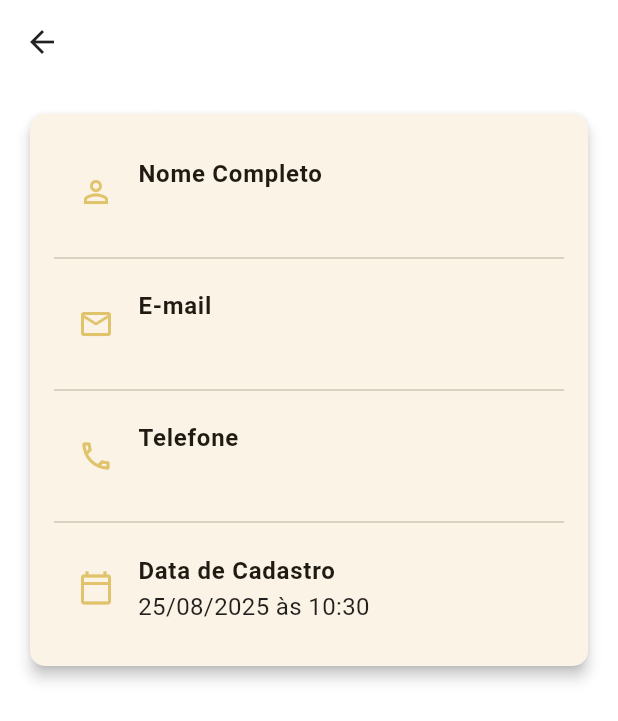
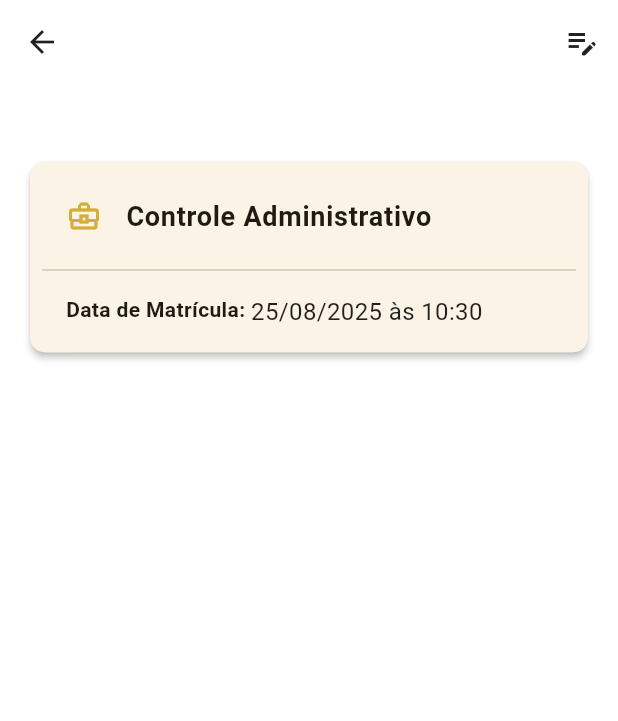
Before and after one commit to DiegoRodrigues1988/Corpyment-atualizado, a Flutter app: the StudentDetailScreen screen opened directly with empty values, on a phone screen of 412 x 824 dp. Shown: the top 721 px of the screen. Run offline on Flutter 3.47's test engine with Material 3 defaults, Android fonts, the phone set to English and light mode, and no system bars; our stand-ins replace sqflite; accounts and stored records are empty.

Commit message:
corpyment 02

```diff
--- a/lib/screens/student_detail_screen.dart
+++ b/lib/screens/student_detail_screen.dart
@@ -2,89 +2,132 @@
 
 import 'package:flutter/material.dart';
 import 'package:intl/intl.dart';
+import '../helpers/database_helper.dart';
 import '../models/student_model.dart';
+import 'edit_student_details_screen.dart'; // Importe a nova tela de edição
 
-class StudentDetailScreen extends StatelessWidget {
+class StudentDetailScreen extends StatefulWidget {
   final Student student;
+  const StudentDetailScreen({super.key, required this.student});
 
-  const StudentDetailScreen({super.key, required this.student});
+  @override
+  State<StudentDetailScreen> createState() => _StudentDetailScreenState();
+}
+
+class _StudentDetailScreenState extends State<StudentDetailScreen> {
+  late Student _student;
+
+  @override
+  void initState() {
+    super.initState();
+    _student = widget.student;
+  }
+
+  // Navega para a tela de edição e atualiza os dados ao voltar
+  void _navigateToEditScreen() async {
+    final result = await Navigator.of(context).push(
+      MaterialPageRoute(
+        builder: (context) => EditStudentDetailsScreen(student: _student),
+      ),
+    );
+
+    if (result == true && mounted) {
+      // Recarrega os dados do aluno do banco de dados para garantir que estão atualizados
+      final updatedStudent = await DatabaseHelper.instance.readOneStudent(_student.id!);
+      setState(() {
+        _student = updatedStudent;
+      });
+    }
+  }
 
   @override
   Widget build(BuildContext context) {
     return Scaffold(
       appBar: AppBar(
-        title: Text(student.name),
+        title: Text(_student.name),
+        actions: [
+          // --- BOTÃO DE EDITAR ---
+          IconButton(
+            icon: const Icon(Icons.edit_note),
+            tooltip: 'Editar Ficha',
+            onPressed: _navigateToEditScreen,
+          ),
+        ],
       ),
-      body: Padding(
+      body: ListView(
         padding: const EdgeInsets.all(16.0),
-        child: Card(
-          elevation: 4,
-          shape: RoundedRectangleBorder(
-            borderRadius: BorderRadius.circular(10),
+        children: [
+          _buildSectionCard(
+            context,
+            title: 'Dados Pessoais e de Contato',
+            icon: Icons.person_outline,
+            details: {
+              'Nome Completo': _student.name, 'E-mail': _student.email, 'Telefone': _student.phone,
+              'Data de Nascimento': _student.birthDate, 'CPF/RG': _student.cpf, 'Endereço': _student.address,
+              'Contato de Emergência': _student.emergencyContact,
+            },
           ),
-          child: Padding(
-            padding: const EdgeInsets.all(16.0),
-            child: Column(
-              mainAxisSize: MainAxisSize.min,
-              crossAxisAlignment: CrossAxisAlignment.start,
-              children: <Widget>[
-                // Agora passamos o 'context' para a função auxiliar.
-                _buildDetailRow(
-                  context: context, // Passando o contexto
-                  icon: Icons.person_outline,
-                  title: 'Nome Completo',
-                  subtitle: student.name,
-                ),
-                const Divider(),
-                _buildDetailRow(
-                  context: context, // Passando o contexto
-                  icon: Icons.email_outlined,
-                  title: 'E-mail',
-                  subtitle: student.email,
-                ),
-                const Divider(),
-                _buildDetailRow(
-                  context: context, // Passando o contexto
-                  icon: Icons.phone_outlined,
-                  title: 'Telefone',
-                  subtitle: student.phone,
-                ),
-                const Divider(),
-                _buildDetailRow(
-                  context: context, // Passando o contexto
-                  icon: Icons.calendar_today_outlined,
-                  title: 'Data de Cadastro',
-                  subtitle: DateFormat('dd/MM/yyyy \'às\' HH:mm')
-                      .format(student.startDate),
-                ),
-              ],
+          const SizedBox(height: 16),
+          _buildSectionCard(
+            context,
+            title: 'Dados de Saúde e Histórico',
+            icon: Icons.monitor_heart_outlined,
+            details: {
+              'Peso': _student.weight, 'Altura': _student.height, 'Condições Médicas': _student.medicalConditions,
+              'Histórico de Lesões': _student.injuryHistory, 'Cirurgias': _student.surgeries, 'Restrições Médicas': _student.medicalRestrictions,
+              'Medicamentos': _student.medications, 'Nível de Atividade': _student.activityLevel,
+            },
+          ),
+          const SizedBox(height: 16),
+          _buildSectionCard(
+            context,
+            title: 'Controle Administrativo',
+            icon: Icons.business_center_outlined,
+            details: {
+              'Data de Matrícula': DateFormat('dd/MM/yyyy \'às\' HH:mm').format(_student.startDate),
+              'Plano': _student.plan, 'Pagamento': _student.paymentDetails, 'Horários / Turmas': _student.schedule,
+              'Observações do Instrutor': _student.instructorNotes,
+            },
+          ),
+        ],
+      ),
+    );
+  }
+
+  Widget _buildSectionCard(BuildContext context, {required String title, required IconData icon, required Map<String, String?> details}) {
+    final validDetails = Map.fromEntries(details.entries.where((entry) => entry.value != null && entry.value!.trim().isNotEmpty));
+    if (validDetails.isEmpty) return const SizedBox.shrink();
+
+    return Card(
+      elevation: 2,
+      shape: RoundedRectangleBorder(borderRadius: BorderRadius.circular(10)),
+      child: Padding(
+        padding: const EdgeInsets.all(8.0),
+        child: Column(
+          children: [
+            ListTile(
+              leading: Icon(icon, color: Theme.of(context).primaryColor),
+              title: Text(title, style: const TextStyle(fontWeight: FontWeight.bold, fontSize: 18)),
             ),
-          ),
+            const Divider(),
+            ...validDetails.entries.map((entry) {
+              return _buildDetailRow(context, title: entry.key, subtitle: entry.value!);
+            }).toList(),
+          ],
         ),
       ),
     );
   }
 
-  // A função agora recebe o BuildContext como parâmetro.
-  Widget _buildDetailRow({
-    required BuildContext context,
-    required IconData icon,
-    required String title,
-    required String subtitle,
-  }) {
-    return ListTile(
-      // ERRO E AVISO CORRIGIDOS AQUI:
-      // 1. Agora temos acesso ao 'context'.
-      // 2. Usamos .withAlpha() em vez de .withOpacity().
-      leading: Icon(icon,
-          color: Theme.of(context).primaryColor.withAlpha(179)), // Opacidade de 70%
-      title: Text(
-        title,
-        style: const TextStyle(fontWeight: FontWeight.bold),
-      ),
-      subtitle: Text(
-        subtitle,
-        style: const TextStyle(fontSize: 16, color: Colors.black87),
+  Widget _buildDetailRow(BuildContext context, {required String title, required String subtitle}) {
+    return Padding(
+      padding: const EdgeInsets.symmetric(horizontal: 16.0, vertical: 8.0),
+      child: Row(
+        crossAxisAlignment: CrossAxisAlignment.start,
+        children: [
+          Text('$title: ', style: const TextStyle(fontWeight: FontWeight.bold)),
+          Expanded(child: Text(subtitle, style: const TextStyle(fontSize: 16, color: Colors.black87))),
+        ],
       ),
     );
   }
```
Also changed, not shown: lib/helpers/database_helper.dart (+28 -2 lines), lib/screens/edit_student_details_screen.dart (added, +144 -0 lines), lib/screens/student_registration_screen.dart (+2 -10 lines).
